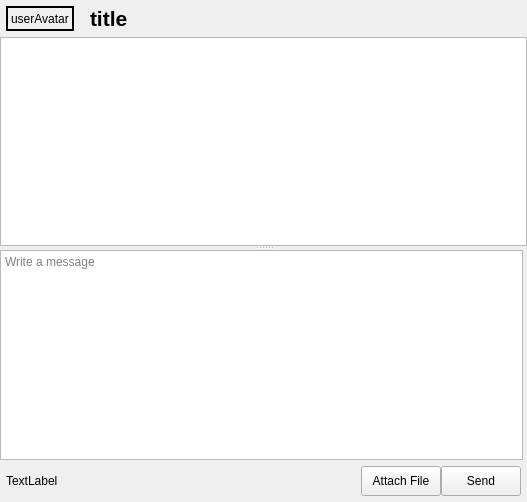
This is sources/chat-area/ChatArea.ui in nuclear868/mattermost-qt as Qt 5 draws it before an edit. The edited form follows.
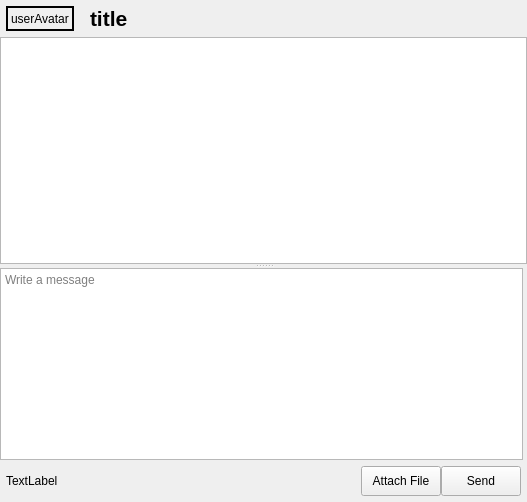
This is the edited form. Custom widgets are drawn as their Qt base class.

Commit message: Disable rich text in textEdit input. Keep the text edit box height constant when resizing the entire window. Also auto-resize the text edit box if the text is bigger

Patch:
```diff
--- a/sources/chat-area/ChatArea.ui
+++ b/sources/chat-area/ChatArea.ui
@@ -124,7 +124,7 @@
       <property name="sizePolicy">
        <sizepolicy hsizetype="Maximum" vsizetype="Expanding">
         <horstretch>0</horstretch>
-        <verstretch>0</verstretch>
+        <verstretch>1</verstretch>
        </sizepolicy>
       </property>
       <property name="sizeAdjustPolicy">
@@ -138,7 +138,7 @@
       </property>
      </widget>
      <widget class="QWidget" name="horizontalLayoutWidget_2">
-      <layout class="QHBoxLayout" name="horizontalLayout_3">
+      <layout class="QHBoxLayout" name="horizontalLayout_3" stretch="0">
        <property name="spacing">
         <number>4</number>
        </property>
@@ -154,7 +154,7 @@
        <item>
         <widget class="Mattermost::MessageTextEditWidget" name="textEdit">
          <property name="sizePolicy">
-          <sizepolicy hsizetype="Expanding" vsizetype="Expanding">
+          <sizepolicy hsizetype="Expanding" vsizetype="Minimum">
            <horstretch>0</horstretch>
            <verstretch>0</verstretch>
           </sizepolicy>
@@ -162,7 +162,7 @@
          <property name="minimumSize">
           <size>
            <width>100</width>
-           <height>20</height>
+           <height>40</height>
           </size>
          </property>
          <property name="maximumSize">
```
Left out of the diff: 3 changed lines with no effect on the pictures. The commit also changes 3 other files.
